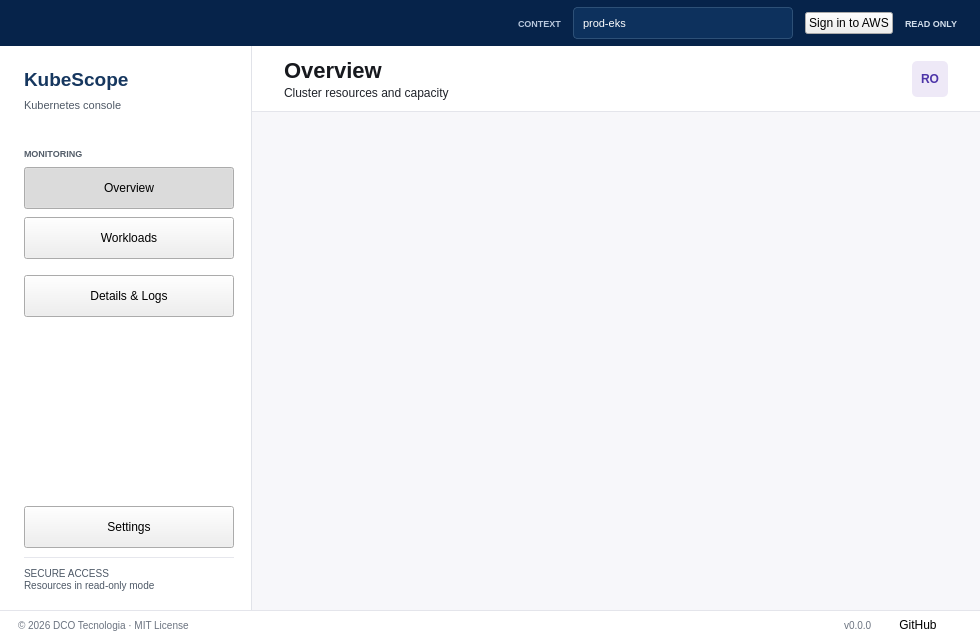
Above: src/kubescope/ui/main_window.ui from dcotecnologia/kubescope before the change. Below: the same form after it.
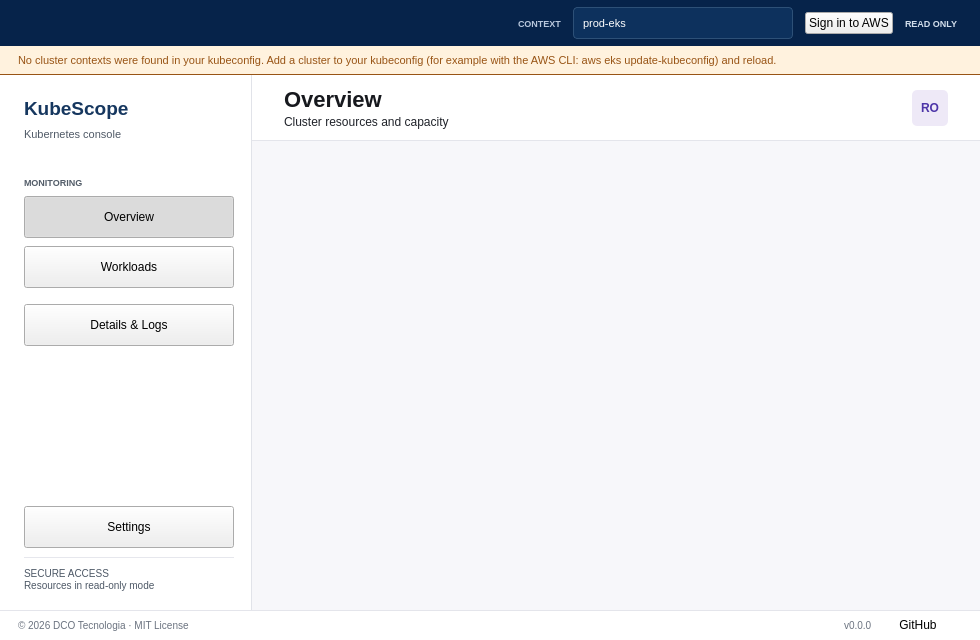
That is the form after the change. Icons and pictures are not drawn.

Commit message:
feat(window): show a banner when kubeconfig has no contexts
The only hint was the status text, which is easy to miss. The banner sits
under the top bar and uses the theme warning colors.

What changed in the file:
```diff
--- a/src/kubescope/ui/main_window.ui
+++ b/src/kubescope/ui/main_window.ui
@@ -176,13 +176,15 @@
     border-radius: 5px; padding: 8px; selection-background-color: #d9d3f2;
     selection-color: #20232a;
 }
+QFrame#noContextsBanner { background: #fff2de; border-bottom: 1px solid #985415; }
+QFrame#noContextsBanner QLabel { color: #985415; font-size: 11px; background: transparent; }
 QFrame#appFooter { background: #ffffff; border-top: 1px solid #e4e5eb; }
 QLabel#footerLicense, QLabel#footerVersion { color: #6b7380; font-size: 10px; }
 QFrame#appFooter QPushButton[variant="link"] { font-size: 10px; padding: 0 0 0 6px; }
 </string>
   </property>
   <widget class="QWidget" name="centralwidget">
-   <layout class="QVBoxLayout" name="rootLayout" stretch="0,1,0">
+   <layout class="QVBoxLayout" name="rootLayout" stretch="0,0,1,0">
     <property name="spacing">
      <number>0</number>
     </property>
@@ -297,6 +299,37 @@
       </layout>
      </widget>
     </item>
+    <item>
+     <widget class="QFrame" name="noContextsBanner">
+      <property name="visible">
+       <bool>false</bool>
+      </property>
+      <layout class="QHBoxLayout" name="noContextsLayout">
+       <property name="leftMargin">
+        <number>18</number>
+       </property>
+       <property name="topMargin">
+        <number>8</number>
+       </property>
+       <property name="rightMargin">
+        <number>18</number>
+       </property>
+       <property name="bottomMargin">
+        <number>8</number>
+       </property>
+       <item>
+        <widget class="QLabel" name="noContextsLabel">
+         <property name="text">
+          <string>No cluster contexts were found in your kubeconfig. Add a cluster to your kubeconfig (for example with the AWS CLI: aws eks update-kubeconfig) and reload.</string>
+         </property>
+         <property name="wordWrap">
+          <bool>true</bool>
+         </property>
+        </widget>
+       </item>
+      </layout>
+     </widget>
+    </item>
     <item>
      <layout class="QHBoxLayout" name="shell" stretch="0,1">
       <property name="spacing">
```
The commit also changes 5 other files.
